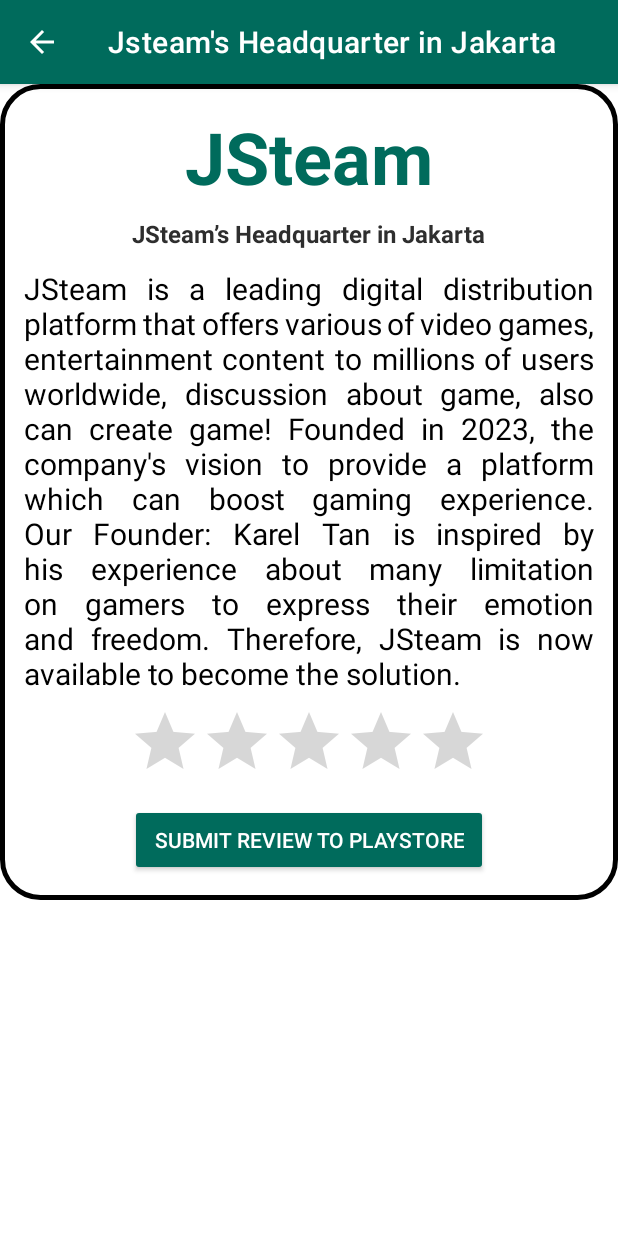
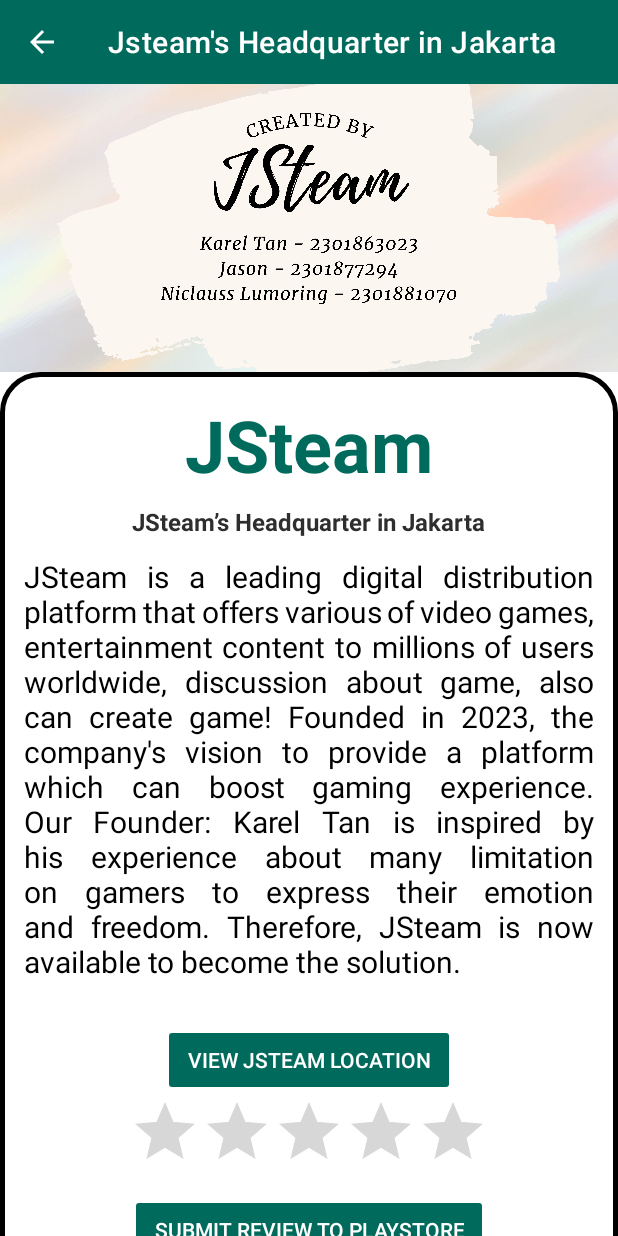
Before and after one commit to kareltan2/JSteam-V2, an Android app: the AboutUsActivity screen opened directly, with no data from a screen before it, on a phone screen of 412 x 824 dp. Run offline under Robolectric (Android 15) with nearby library versions, the phone set to English and light mode, and no system bars; network calls fail.

Commit message:
all done

```diff
--- a/app/src/main/java/com/example/jsteam/activity/core/AboutUsActivity.java
+++ b/app/src/main/java/com/example/jsteam/activity/core/AboutUsActivity.java
@@ -47,5 +47,12 @@
             intentHome.putExtra("username", getIntent().getStringExtra("username"));
             startActivity(intentHome);
         });
+
+        Button ViewLocation = findViewById(R.id.view_location);
+
+        ViewLocation.setOnClickListener(view -> {
+            Intent intentMaps = new Intent(AboutUsActivity.this, MapsActivity.class);
+            startActivity(intentMaps);
+        });
     }
 }
--- a/app/src/main/java/com/example/jsteam/activity/core/GamesDetailActivity.java
+++ b/app/src/main/java/com/example/jsteam/activity/core/GamesDetailActivity.java
@@ -1,11 +1,16 @@
 package com.example.jsteam.activity.core;
 
 import android.content.Intent;
+import android.database.Cursor;
+import android.database.sqlite.SQLiteDatabase;
+import android.graphics.Bitmap;
+import android.graphics.BitmapFactory;
 import android.os.Bundle;
 import android.view.Menu;
 import android.view.MenuItem;
 import android.widget.Button;
 import android.widget.EditText;
+import android.widget.ImageView;
 import android.widget.TextView;
 import android.widget.Toast;
 
@@ -58,6 +63,7 @@
         TextView gameGenre = findViewById(R.id.tv_genre_name_game_on_game_detail_page);
         TextView gameRating = findViewById(R.id.tv_rating_value_game_on_game_detail_page);
         TextView gamePrice = findViewById(R.id.tv_price_value_game_on_game_detail_page);
+        ImageView gameImage = findViewById(R.id.iv_game_on_review_section);
         TextView gameDescription = findViewById(R.id.tv_description_game_on_game_detail_page);
         EditText review = findViewById(R.id.pt_input_review_game_detail);
         Button reviewGameButton = findViewById(R.id.button_add_review_game_detail);
--- a/app/src/main/res/layout/activity_about_us.xml
+++ b/app/src/main/res/layout/activity_about_us.xml
@@ -6,6 +6,39 @@
 
     android:layout_width="match_parent"
     android:layout_height="match_parent">
+
+    <com.google.android.material.appbar.AppBarLayout
+        android:id="@+id/appbar"
+
+        android:layout_height="192dp"
+        android:layout_width="match_parent">
+
+        <com.google.android.material.appbar.CollapsingToolbarLayout
+            android:layout_width="match_parent"
+            android:layout_height="match_parent"
+            app:toolbarId="@+id/toolbar"
+            app:layout_scrollFlags="scroll|exitUntilCollapsed"
+            app:layout_scrollInterpolator="@android:anim/decelerate_interpolator"
+
+            app:contentScrim="?attr/colorPrimary">
+
+            <ImageView
+                android:id="@+id/app_bar_image_about_us"
+                android:layout_width="match_parent"
+                android:layout_height="match_parent"
+                app:layout_collapseMode="parallax"
+
+                android:src="@drawable/bannerloginpage"
+                android:scaleType="centerCrop" />
+
+            <androidx.appcompat.widget.Toolbar
+                android:id="@+id/toolbar"
+                android:layout_height="?attr/actionBarSize"
+                android:layout_width="match_parent">
+
+            </androidx.appcompat.widget.Toolbar>
+        </com.google.android.material.appbar.CollapsingToolbarLayout>
+    </com.google.android.material.appbar.AppBarLayout>
 
     <androidx.core.widget.NestedScrollView
         android:layout_width="match_parent"
@@ -64,6 +97,15 @@
                 android:layout_height="8dp"
                 android:layout_gravity="center" />
 
+            <Button
+                android:id="@+id/view_location"
+                style="@style/Widget.AppCompat.Button.Colored"
+                android:layout_width="wrap_content"
+                android:layout_height="wrap_content"
+                android:layout_gravity="center"
+                android:layout_marginTop="20dp"
+                android:text="View JSteam Location" />
+
             <RatingBar
                 android:id="@+id/rb_about_us"
                 android:layout_width="wrap_content"
--- a/app/src/main/res/layout/activity_otp_verification.xml
+++ b/app/src/main/res/layout/activity_otp_verification.xml
@@ -83,6 +83,7 @@
             android:textSize="30sp"
             android:textStyle="bold"
             android:layout_marginEnd="10dp"
+            android:maxLength="1"
             android:layout_weight="1"/>
         <EditText
             android:id="@+id/otpET2"
@@ -96,6 +97,7 @@
             android:textStyle="bold"
             android:layout_marginStart="10dp"
             android:layout_marginEnd="10dp"
+            android:maxLength="1"
             android:layout_weight="1"/>
         <EditText
             android:id="@+id/otpET3"
@@ -107,6 +109,7 @@
             android:textColor="@color/black"
             android:textSize="30sp"
             android:textStyle="bold"
+            android:maxLength="1"
             android:layout_marginStart="10dp"
             android:layout_marginEnd="10dp"
             android:layout_weight="1"/>
@@ -120,6 +123,7 @@
             android:textColor="@color/black"
             android:textSize="30sp"
             android:textStyle="bold"
+            android:maxLength="1"
             android:layout_marginStart="10dp"
             android:layout_weight="1"/>
 
@@ -133,6 +137,8 @@
         android:layout_marginTop="40dp"
         android:text="verify"
         android:textAllCaps="false"
+        android:textSize="20sp"
+        android:background="@color/dark_green"
         android:textColor="@color/white"/>
 
     <LinearLayout
```
Also changed, not shown: app/src/main/res/layout/activity_main.xml (+33 -0 lines), app/src/main/res/drawable/bannerloginpage.jpg.
